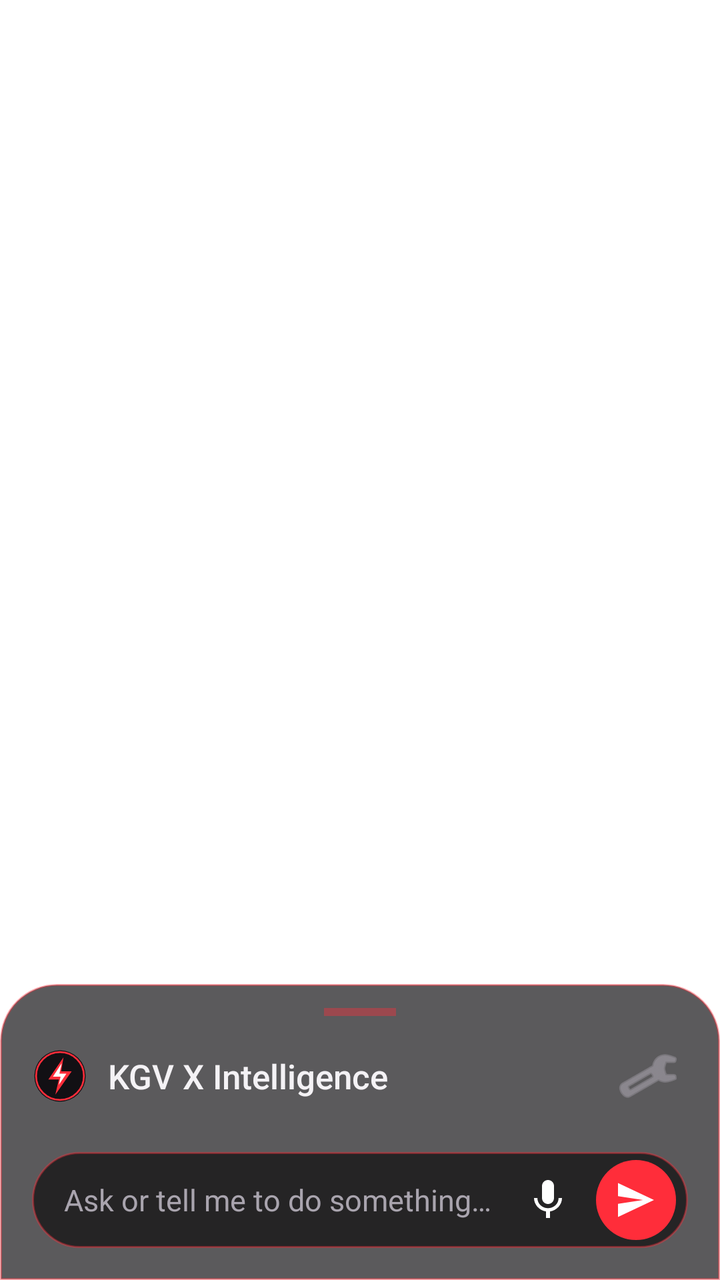
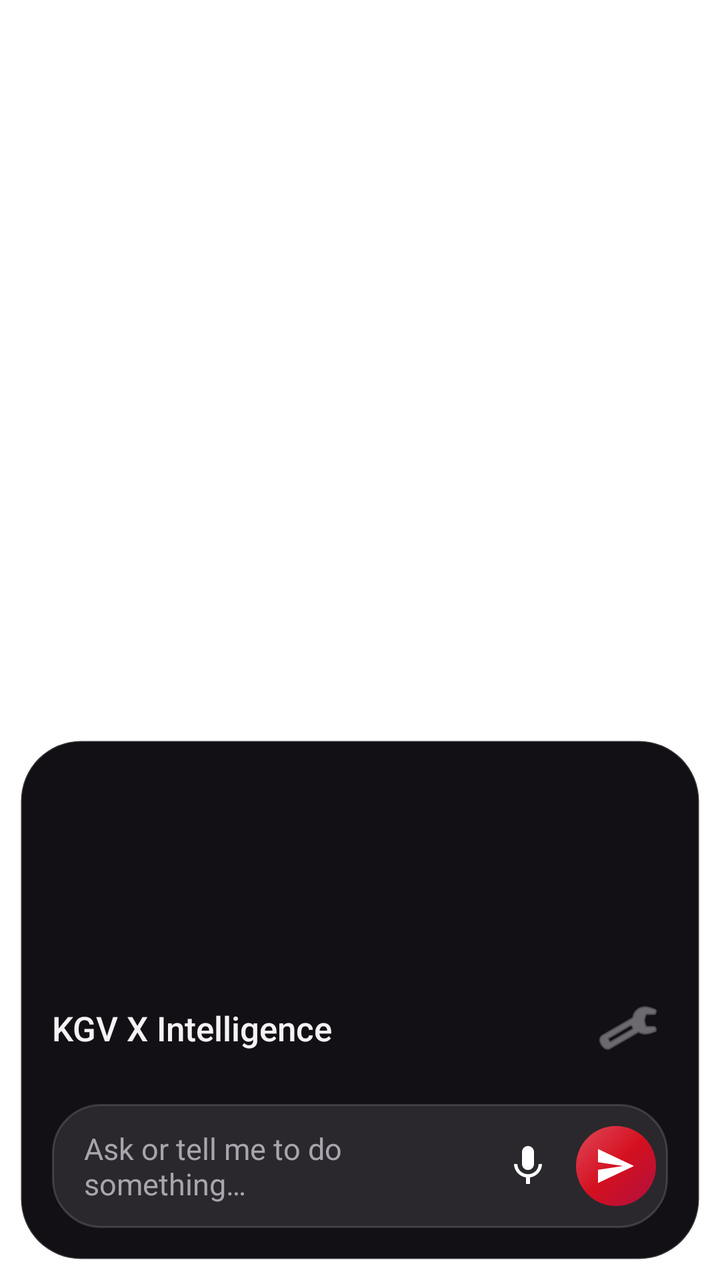

Two renders of the same Android screen: before a commit and after it. Below are the layout's source before the change and the commit's diff.
<!-- AndroidManifest.xml: activity theme Theme.KGV.Assist -->
<!-- res/layout/activity_assist.xml -->
<?xml version="1.0" encoding="utf-8"?>
<FrameLayout xmlns:android="http://schemas.android.com/apk/res/android"
    android:id="@+id/root"
    android:layout_width="match_parent"
    android:layout_height="match_parent"
    android:fitsSystemWindows="true">

    <LinearLayout
        android:id="@+id/sheet"
        android:layout_width="match_parent"
        android:layout_height="wrap_content"
        android:layout_gravity="bottom"
        android:background="@drawable/sheet_bg"
        android:clickable="true"
        android:orientation="vertical"
        android:paddingStart="16dp"
        android:paddingTop="12dp"
        android:paddingEnd="16dp"
        android:paddingBottom="16dp">

        <View
            android:layout_width="36dp"
            android:layout_height="4dp"
            android:layout_gravity="center_horizontal"
            android:layout_marginBottom="10dp"
            android:background="@color/kgv_red_dim" />

        <LinearLayout
            android:layout_width="match_parent"
            android:layout_height="wrap_content"
            android:gravity="center_vertical"
            android:orientation="horizontal">

            <ImageView
                android:layout_width="28dp"
                android:layout_height="28dp"
                android:src="@drawable/ic_kgv" />

            <TextView
                android:id="@+id/title"
                android:layout_width="0dp"
                android:layout_height="wrap_content"
                android:layout_marginStart="10dp"
                android:layout_weight="1"
                android:fontFamily="sans-serif-medium"
                android:text="@string/app_name"
                android:textColor="@color/text"
                android:textSize="17sp" />

            <ImageButton
                android:id="@+id/settings"
                android:layout_width="40dp"
                android:layout_height="40dp"
                android:background="?android:attr/selectableItemBackgroundBorderless"
                android:contentDescription="Settings"
                android:src="@android:drawable/ic_menu_preferences"
                android:tint="@color/text_dim" />
        </LinearLayout>

        <ScrollView
            android:id="@+id/scroll"
            android:layout_width="match_parent"
            android:layout_height="wrap_content"
            android:layout_marginTop="8dp"
            android:fadingEdgeLength="24dp"
            android:requiresFadingEdge="vertical">

            <LinearLayout
                android:id="@+id/messages"
                android:layout_width="match_parent"
                android:layout_height="wrap_content"
                android:orientation="vertical" />
        </ScrollView>

        <LinearLayout
            android:layout_width="match_parent"
            android:layout_height="wrap_content"
            android:layout_marginTop="10dp"
            android:background="@drawable/input_bg"
            android:gravity="center_vertical"
            android:orientation="horizontal"
            android:paddingStart="16dp"
            android:paddingEnd="6dp">

            <EditText
                android:id="@+id/input"
                android:layout_width="0dp"
                android:layout_height="wrap_content"
                android:layout_weight="1"
                android:background="@null"
                android:hint="@string/hint"
                android:imeOptions="actionSend"
                android:inputType="textCapSentences|textMultiLine"
                android:maxLines="4"
                android:paddingTop="12dp"
                android:paddingBottom="12dp"
                android:textColor="@color/text"
                android:textColorHint="@color/text_dim"
                android:textSize="15sp" />

            <ImageButton
                android:id="@+id/mic"
                android:layout_width="40dp"
                android:layout_height="40dp"
                android:layout_marginEnd="4dp"
                android:background="?android:attr/selectableItemBackgroundBorderless"
                android:contentDescription="@string/voice"
                android:src="@drawable/ic_mic" />

            <ImageButton
                android:id="@+id/send"
                android:layout_width="40dp"
                android:layout_height="40dp"
                android:layout_marginTop="4dp"
                android:layout_marginBottom="4dp"
                android:background="@drawable/send_bg"
                android:contentDescription="@string/send"
                android:src="@drawable/ic_send" />
        </LinearLayout>
    </LinearLayout>
</FrameLayout>
<!-- resources referenced by this layout -->
<resources>
  <color name="kgv_red_dim">#66FF2D3A</color>
  <color name="text">#FFF4F2F5</color>
  <color name="text_dim">#FFA9A4AE</color>
  <!-- drawable ic_kgv (drawable) -->
  <?xml version="1.0" encoding="utf-8"?>
  <vector xmlns:android="http://schemas.android.com/apk/res/android"
      android:width="48dp" android:height="48dp"
      android:viewportWidth="48" android:viewportHeight="48">
      <path android:fillColor="#FF121014"
          android:pathData="M24,2a22,22 0,1 1,0 44a22,22 0,1 1,0 -44z" />
      <path android:strokeColor="#FFFF2D3A" android:strokeWidth="1.5"
          android:pathData="M24,3.5a20.5,20.5 0,1 1,0 41a20.5,20.5 0,1 1,0 -41z" />
      <path android:fillColor="#FFFF2D3A"
          android:pathData="M27,8L14,27h9l-3,13l14,-20h-9z" />
      <path android:fillColor="#FFFFFFFF"
          android:pathData="M25.5,13L18,24.5h6.5l-1.5,7l6.5,-9.5h-6z" />
  </vector>
  <!-- drawable ic_mic (drawable) -->
  <?xml version="1.0" encoding="utf-8"?>
  <vector xmlns:android="http://schemas.android.com/apk/res/android"
      android:width="24dp"
      android:height="24dp"
      android:viewportWidth="24"
      android:viewportHeight="24">
      <path
          android:fillColor="#FFFFFFFF"
          android:pathData="M12,14c1.66,0 3,-1.34 3,-3V5c0,-1.66 -1.34,-3 -3,-3S9,3.34 9,5v6C9,12.66 10.34,14 12,14zM17.3,11c0,3 -2.54,5.1 -5.3,5.1S6.7,14 6.7,11H5c0,3.41 2.72,6.23 6,6.72V21h2v-3.28c3.28,-0.48 6,-3.3 6,-6.72H17.3z" />
  </vector>
  <!-- drawable ic_send (drawable) -->
  <?xml version="1.0" encoding="utf-8"?>
  <vector xmlns:android="http://schemas.android.com/apk/res/android"
      android:width="24dp" android:height="24dp"
      android:viewportWidth="24" android:viewportHeight="24">
      <path android:fillColor="#FFFFFFFF"
          android:pathData="M3,20.5l18,-8.5L3,3.5v6.6l12.5,1.9L3,13.9z" />
  </vector>
  <!-- drawable input_bg (drawable) -->
  <?xml version="1.0" encoding="utf-8"?>
  <shape xmlns:android="http://schemas.android.com/apk/res/android">
      <solid android:color="#99000000" />
      <stroke android:width="1dp" android:color="@color/kgv_red_dim" />
      <corners android:radius="24dp" />
  </shape>
  <!-- drawable send_bg (drawable) -->
  <?xml version="1.0" encoding="utf-8"?>
  <shape xmlns:android="http://schemas.android.com/apk/res/android" android:shape="oval">
      <solid android:color="@color/kgv_red" />
  </shape>
  <!-- drawable sheet_bg (drawable) -->
  <?xml version="1.0" encoding="utf-8"?>
  <shape xmlns:android="http://schemas.android.com/apk/res/android">
      <solid android:color="@color/sheet" />
      <stroke android:width="1dp" android:color="@color/kgv_red_dim" />
      <corners android:topLeftRadius="28dp" android:topRightRadius="28dp" />
  </shape>
  <string name="app_name">KGV X Intelligence</string>
  <string name="hint">Ask or tell me to do something…</string>
  <string name="send">Send</string>
  <string name="voice">Voice input</string>
  <style name="Theme.KGV.Assist" parent="@android:style/Theme.DeviceDefault.NoActionBar">
          <item name="android:windowIsTranslucent">true</item>
          <item name="android:windowBackground">@android:color/transparent</item>
          <item name="android:windowNoTitle">true</item>
          <item name="android:windowBlurBehindEnabled">true</item>
          <item name="android:windowBlurBehindRadius">48dp</item>
          <item name="android:backgroundDimEnabled">true</item>
          <item name="android:backgroundDimAmount">0.35</item>
          <item name="android:windowAnimationStyle">@android:style/Animation.InputMethod</item>
          <item name="android:statusBarColor">@android:color/transparent</item>
          <item name="android:navigationBarColor">@android:color/transparent</item>
          <item name="android:colorAccent">@color/kgv_red</item>
      </style>
  <color name="kgv_red">#FFFF2D3A</color>
  <color name="sheet">#B0121014</color>
</resources>

<!-- the commit's change to res/layout/activity_assist.xml (unified diff, before → after) -->
@@ -10,7 +10,9 @@
         android:layout_width="match_parent"
         android:layout_height="wrap_content"
         android:layout_gravity="bottom"
+        android:layout_margin="10dp"
         android:background="@drawable/sheet_bg"
+        android:elevation="12dp"
         android:clickable="true"
         android:orientation="vertical"
         android:paddingStart="16dp"
@@ -18,12 +20,12 @@
         android:paddingEnd="16dp"
         android:paddingBottom="16dp">
 
-        <View
-            android:layout_width="36dp"
-            android:layout_height="4dp"
-            android:layout_gravity="center_horizontal"
-            android:layout_marginBottom="10dp"
-            android:background="@color/kgv_red_dim" />
+        
+        <FrameLayout
+            android:id="@+id/orb"
+            android:layout_width="112dp"
+            android:layout_height="112dp"
+            android:layout_gravity="center_horizontal" />
 
         <LinearLayout
             android:layout_width="match_parent"
@@ -31,16 +33,10 @@
             android:gravity="center_vertical"
             android:orientation="horizontal">
 
-            <ImageView
-                android:layout_width="28dp"
-                android:layout_height="28dp"
-                android:src="@drawable/ic_kgv" />
-
             <TextView
                 android:id="@+id/title"
                 android:layout_width="0dp"
                 android:layout_height="wrap_content"
-                android:layout_marginStart="10dp"
                 android:layout_weight="1"
                 android:fontFamily="sans-serif-medium"
                 android:text="@string/app_name"
<!-- resource entries referenced after the edit -->
@@ -1,22 +1,7 @@
 <!-- resources referenced by this layout -->
 <resources>
-  <color name="kgv_red_dim">#66FF2D3A</color>
   <color name="text">#FFF4F2F5</color>
   <color name="text_dim">#FFA9A4AE</color>
-  <!-- drawable ic_kgv (drawable) -->
-  <?xml version="1.0" encoding="utf-8"?>
-  <vector xmlns:android="http://schemas.android.com/apk/res/android"
-      android:width="48dp" android:height="48dp"
-      android:viewportWidth="48" android:viewportHeight="48">
-      <path android:fillColor="#FF121014"
-          android:pathData="M24,2a22,22 0,1 1,0 44a22,22 0,1 1,0 -44z" />
-      <path android:strokeColor="#FFFF2D3A" android:strokeWidth="1.5"
-          android:pathData="M24,3.5a20.5,20.5 0,1 1,0 41a20.5,20.5 0,1 1,0 -41z" />
-      <path android:fillColor="#FFFF2D3A"
-          android:pathData="M27,8L14,27h9l-3,13l14,-20h-9z" />
-      <path android:fillColor="#FFFFFFFF"
-          android:pathData="M25.5,13L18,24.5h6.5l-1.5,7l6.5,-9.5h-6z" />
-  </vector>
   <!-- drawable ic_mic (drawable) -->
   <?xml version="1.0" encoding="utf-8"?>
   <vector xmlns:android="http://schemas.android.com/apk/res/android"
@@ -39,21 +24,25 @@
   <!-- drawable input_bg (drawable) -->
   <?xml version="1.0" encoding="utf-8"?>
   <shape xmlns:android="http://schemas.android.com/apk/res/android">
-      <solid android:color="#99000000" />
-      <stroke android:width="1dp" android:color="@color/kgv_red_dim" />
+      <solid android:color="#1AFFFFFF" />
+      <stroke android:width="1dp" android:color="#26FFFFFF" />
       <corners android:radius="24dp" />
   </shape>
   <!-- drawable send_bg (drawable) -->
   <?xml version="1.0" encoding="utf-8"?>
   <shape xmlns:android="http://schemas.android.com/apk/res/android" android:shape="oval">
-      <solid android:color="@color/kgv_red" />
+      <gradient
+          android:angle="315"
+          android:startColor="#FFE0485A"
+          android:centerColor="#FFD4101F"
+          android:endColor="#FFB01040" />
   </shape>
   <!-- drawable sheet_bg (drawable) -->
   <?xml version="1.0" encoding="utf-8"?>
   <shape xmlns:android="http://schemas.android.com/apk/res/android">
       <solid android:color="@color/sheet" />
-      <stroke android:width="1dp" android:color="@color/kgv_red_dim" />
-      <corners android:topLeftRadius="28dp" android:topRightRadius="28dp" />
+      <stroke android:width="1dp" android:color="#26FFFFFF" />
+      <corners android:radius="30dp" />
   </shape>
   <string name="app_name">KGV X Intelligence</string>
   <string name="hint">Ask or tell me to do something…</string>
@@ -73,6 +62,6 @@
           <item name="android:colorAccent">@color/kgv_red</item>
       </style>
   <color name="kgv_red">#FFFF2D3A</color>
-  <color name="sheet">#B0121014</color>
+  <color name="sheet">#FF121014</color>
 </resources>
 
